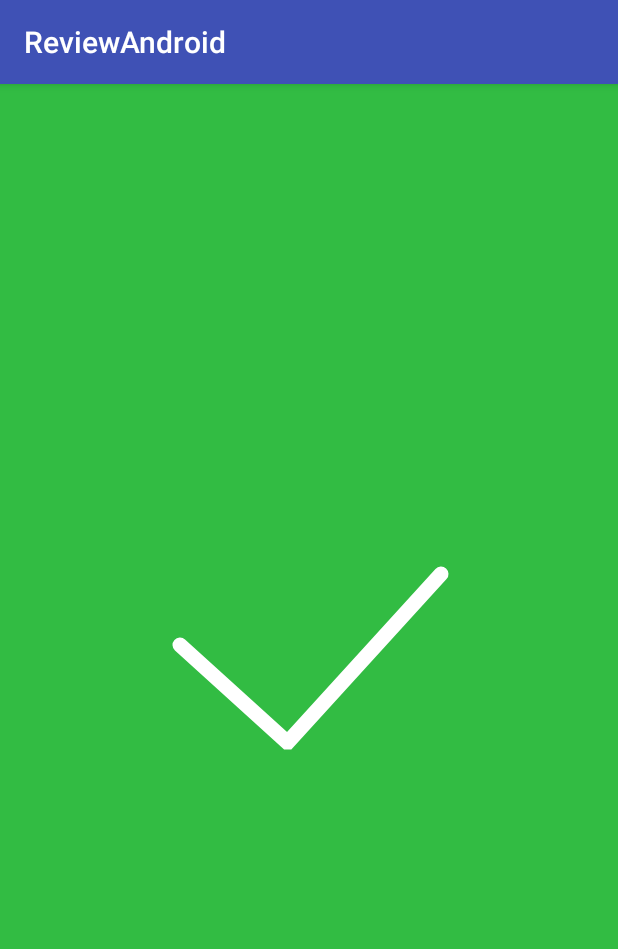
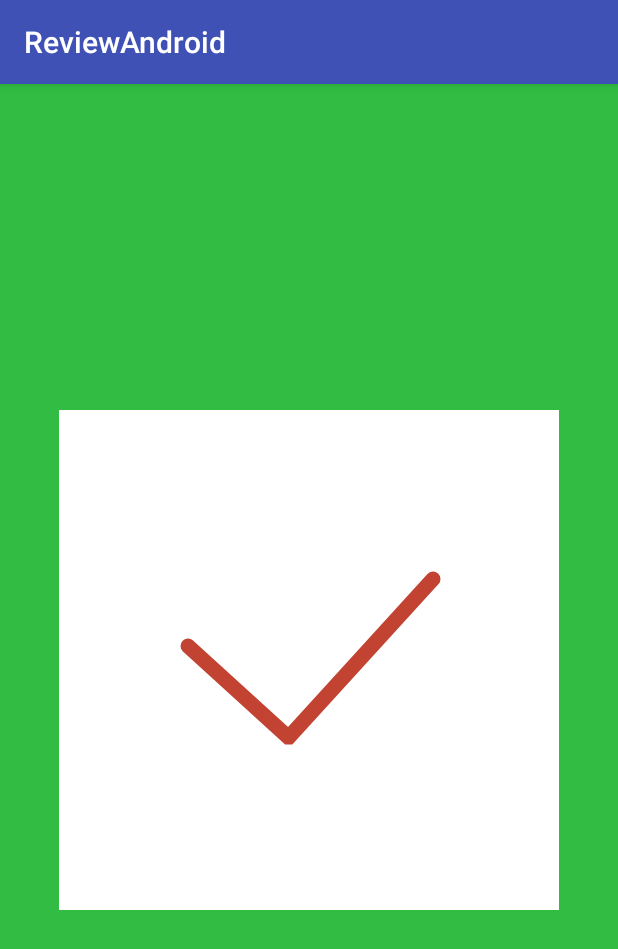
Before and after one commit to dapengyou/ReviewAndroid, an Android app: the FinishActivity screen opened directly, with no data from a screen before it, on a phone screen of 412 x 824 dp. Shown: the top 949 px of the screen. Run offline under Robolectric (Android 15) with nearby library versions, the phone set to English and light mode, and no system bars.

Commit message:
Finishview 设置参数

```diff
--- a/app/src/main/java/com/test/reviewandroid/view/FinishView.java
+++ b/app/src/main/java/com/test/reviewandroid/view/FinishView.java
@@ -103,6 +103,7 @@ public class FinishView extends View {
         } finally {
             a.recycle();
         }
+        setBackgroundColor(mBackgroundColor);
         initAll();
     }
 
--- a/app/src/main/res/layout/activity_finish.xml
+++ b/app/src/main/res/layout/activity_finish.xml
@@ -7,10 +7,14 @@
     android:background="#32bc43"
     android:gravity="center"
     tools:context=".view.FinishActivity">
-
+    <!--默认背景为绿色，对勾和圆圈是白色，宽度是1-->
     <com.test.reviewandroid.view.FinishView
         android:layout_width="wrap_content"
         android:layout_height="wrap_content"
+        android:padding="10dp"
+        app:background_color="@color/bg_white"
         app:border_width="10dp"
-        app:tick_width="10dp"/>
+        app:circle_view_color="#000000"
+        app:tick_color="#C34333"
+        app:tick_width="10dp" />
 </LinearLayout>
```
